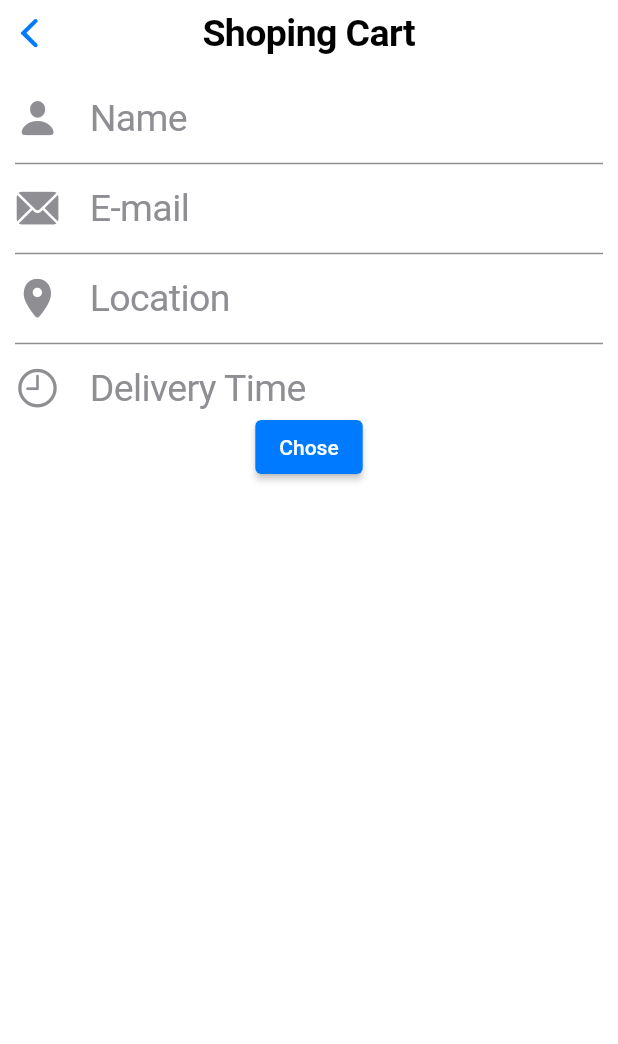
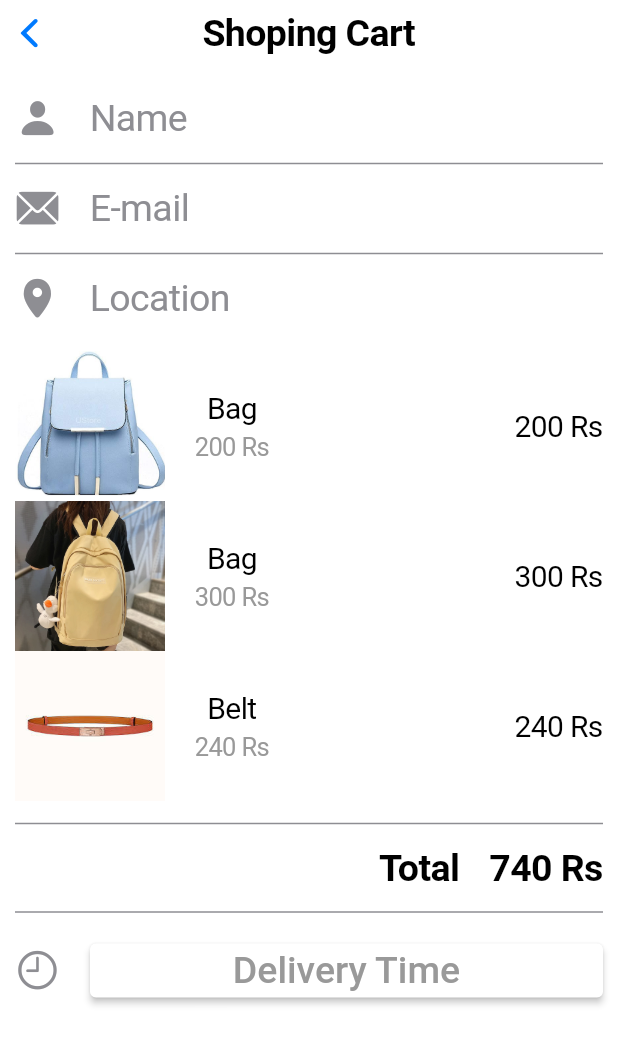
Before and after one commit to KrinalNakarani/cupertino_app, a Flutter app: the CartPage screen opened by its route, on a phone screen of 412 x 824 dp. Shown: the top 1044 px of the screen. Run offline on Flutter 3.47's test engine with Material 2 defaults, Android fonts, the phone set to English and light mode, and no system bars.

Commit message:
8-7-2022

```diff
--- a/lib/Screen/cart_Page.dart
+++ b/lib/Screen/cart_Page.dart
@@ -9,7 +9,7 @@ class CartPage extends StatefulWidget {
 }
 
 class _CartPageState extends State<CartPage> {
-  DateTime? chosenDateTime;
+  var initialDate = DateTime.now();
 
   @override
   Widget build(BuildContext context) {
@@ -93,6 +93,135 @@ class _CartPageState extends State<CartPage> {
                   ),
                 ],
               ),
+              SizedBox(
+                height: 20,
+              ),
+              Row(
+                children: [
+                  Container(
+                    height: 100,
+                    width: 100,
+                    child: Image.asset("assets/images/bag.png"),
+                  ),
+                  SizedBox(
+                    width: 20,
+                  ),
+                  Column(
+                    children: [
+                      Text(
+                        "Bag",
+                        style: TextStyle(
+                            color: CupertinoColors.black, fontSize: 20),
+                      ),
+                      SizedBox(
+                        height: 5,
+                      ),
+                      Text(
+                        "200 Rs",
+                        style: TextStyle(color: CupertinoColors.inactiveGray),
+                      )
+                    ],
+                  ),
+                  Spacer(),
+                  Text(
+                    "200 Rs",
+                    style: TextStyle(fontSize: 20),
+                  )
+                ],
+              ),
+              Row(
+                children: [
+                  Container(
+                    height: 100,
+                    width: 100,
+                    child: Image.asset("assets/images/bag1.png"),
+                  ),
+                  SizedBox(
+                    width: 20,
+                  ),
+                  Column(
+                    children: [
+                      Text(
+                        "Bag",
+                        style: TextStyle(
+                            color: CupertinoColors.black, fontSize: 20),
+                      ),
+                      SizedBox(
+                        height: 5,
+                      ),
+                      Text(
+                        "300 Rs",
+                        style: TextStyle(color: CupertinoColors.inactiveGray),
+                      )
+                    ],
+                  ),
+                  Spacer(),
+                  Text(
+                    "300 Rs",
+                    style: TextStyle(fontSize: 20),
+                  )
+                ],
+              ),
+              Row(
+                children: [
+                  Container(
+                    height: 100,
+                    width: 100,
+                    child: Image.asset("assets/images/belt.png"),
+                  ),
+                  SizedBox(
+                    width: 20,
+                  ),
+                  Column(
+                    children: [
+                      Text(
+                        "Belt",
+                        style: TextStyle(
+                            color: CupertinoColors.black, fontSize: 20),
+                      ),
+                      SizedBox(
+                        height: 5,
+                      ),
+                      Text(
+                        "240 Rs",
+                        style: TextStyle(color: CupertinoColors.inactiveGray),
+                      )
+                    ],
+                  ),
+                  Spacer(),
+                  Text(
+                    "240 Rs",
+                    style: TextStyle(fontSize: 20),
+                  )
+                ],
+              ),
+              Divider(
+                color: CupertinoColors.systemGrey,
+                thickness: 1,
+                height: 30,
+              ),
+              Row(
+                children: [
+                  Spacer(),
+                  Text(
+                    "Total",
+                    style: TextStyle(
+                        fontSize: 25,
+                        color: CupertinoColors.black,
+                        fontWeight: FontWeight.bold),
+                  ),
+                  SizedBox(
+                    width: 20,
+                  ),
+                  Text(
+                    "740 Rs",
+                    style: TextStyle(
+                        fontSize: 25,
+                        color: CupertinoColors.black,
+                        fontWeight: FontWeight.bold),
+                  ),
+                ],
+              ),
               Divider(
                 color: CupertinoColors.systemGrey,
                 thickness: 1,
@@ -108,43 +237,45 @@ class _CartPageState extends State<CartPage> {
                   SizedBox(
                     width: 20,
                   ),
-                  Text(
-                    "Delivery Time",
-                    style: TextStyle(
-                        color: CupertinoColors.systemGrey, fontSize: 25),
+                  Expanded(
+                    child: ElevatedButton(
+                      onPressed: () {
+                        showDatePicker();
+                      },
+                      child: Text("Delivery Time",style: TextStyle(color: CupertinoColors.inactiveGray,fontSize: 25),),
+                      style: ElevatedButton.styleFrom(primary: Colors.white),
+                    ),
                   ),
                 ],
               ),
-              ElevatedButton(onPressed: (){
-                showDatePicker();
-              }, child: Text("Chose"),),
             ],
           ),
         ),
       ),
     );
   }
-  void showDatePicker()
-  {  showCupertinoModalPopup(
+
+  void showDatePicker() async {
+    showCupertinoModalPopup(
         context: context,
         builder: (BuildContext builder) {
           return Container(
-          height: MediaQuery.of(context).copyWith().size.height*0.25,
+            height: MediaQuery.of(context).copyWith().size.height * 0.25,
             color: Colors.white,
             child: CupertinoDatePicker(
               mode: CupertinoDatePickerMode.dateAndTime,
               onDateTimeChanged: (value) {
-              if (value != null || value != chosenDateTime)
+                if (value != null || value != initialDate)
                   setState(() {
-                  chosenDateTime = value;
+                    initialDate = value;
                   });
               },
               initialDateTime: DateTime.now(),
               minimumYear: 2022,
               maximumYear: 2030,
+              backgroundColor: CupertinoColors.inactiveGray,
             ),
           );
-      }
-  );
+        });
   }
 }
```
Lines whose indentation alone changed are shown as unchanged.
